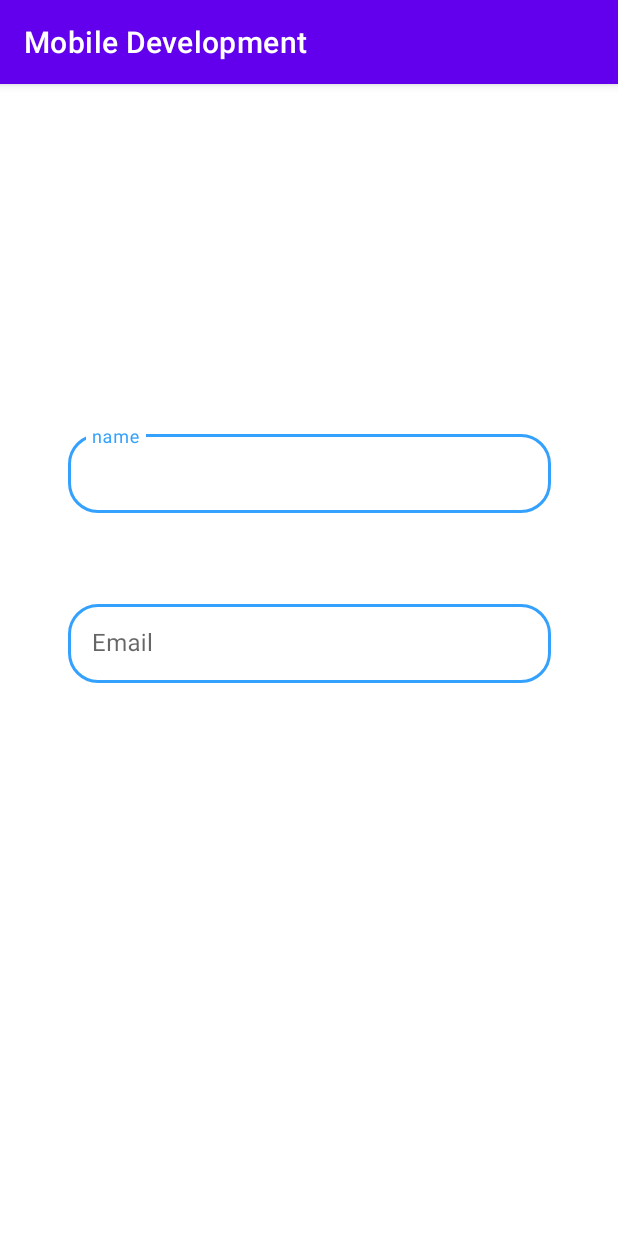
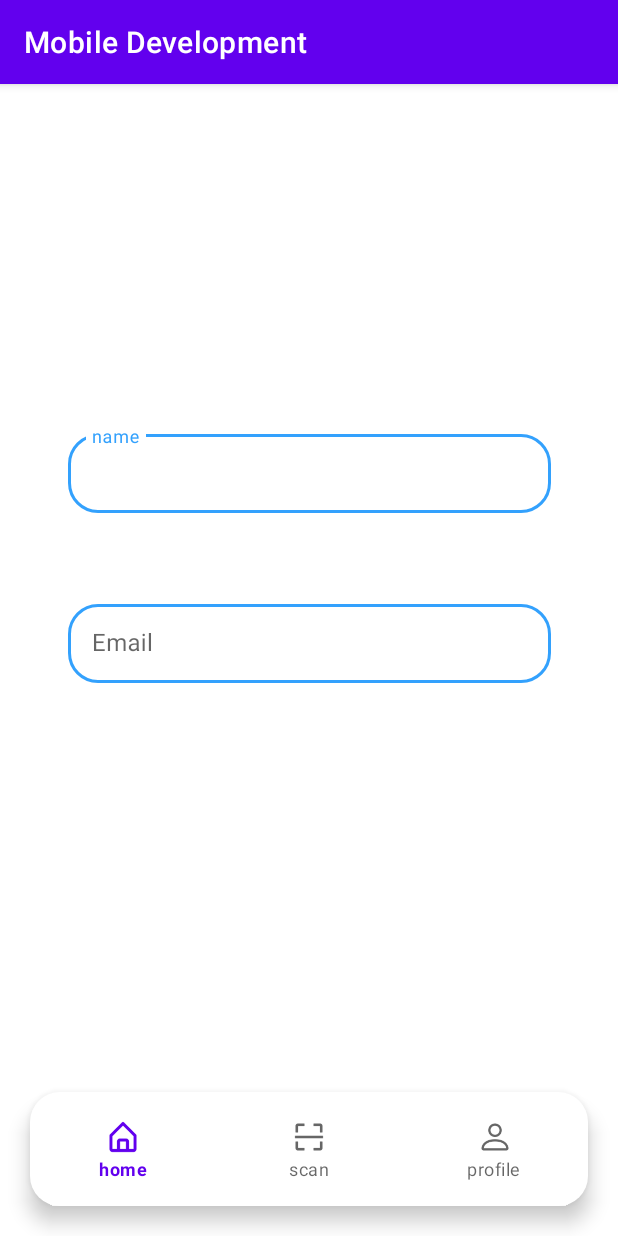
Before and after one commit to Anggitwr/Mobile-Development, an Android app: the ProfileActivity screen opened directly, with no data from a screen before it, on a phone screen of 412 x 824 dp. Run offline under Robolectric (Android 15) with nearby library versions, the phone set to English and light mode, and no system bars.

Commit message:
add profileactivity

```diff
--- a/app/src/main/res/layout/activity_profile.xml
+++ b/app/src/main/res/layout/activity_profile.xml
@@ -68,4 +68,13 @@
             android:paddingTop="15dp"
             android:paddingBottom="15dp" />
     </com.google.android.material.textfield.TextInputLayout>
+
+    <com.google.android.material.bottomnavigation.BottomNavigationView
+        android:id="@+id/bottom_navigation"
+        android:layout_width="match_parent"
+        android:layout_height="wrap_content"
+        android:background="@drawable/bg_bottom_nav"
+        app:layout_constraintBottom_toBottomOf="parent"
+        app:menu="@menu/menu"
+        android:layout_margin="20dp"/>
 </androidx.constraintlayout.widget.ConstraintLayout>
```
